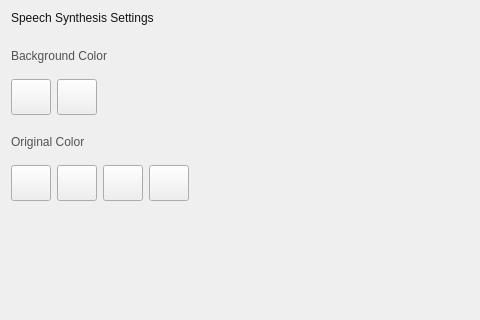
This is widget/Setting/SoundBot/WSpeechSysPage.ui in yechaoGitHub/AI as Qt 5 draws it before an edit; both pictures show x 0 to 480 and y 0 to 320 of the 600 by 416 pixel window. The edited form follows.
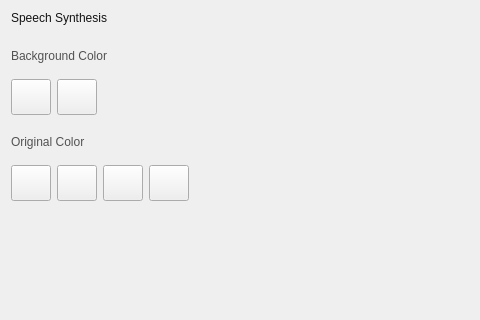
This is the edited form. Custom widgets are drawn as their Qt base class.

Diff of the .ui file:
```diff
--- a/widget/Setting/SoundBot/WSpeechSysPage.ui
+++ b/widget/Setting/SoundBot/WSpeechSysPage.ui
@@ -32,7 +32,7 @@
 font: 18px &quot;微软雅黑&quot;;</string>
        </property>
        <property name="text">
-        <string>Speech Synthesis Settings</string>
+        <string>Speech Synthesis</string>
        </property>
       </widget>
      </item>
```
